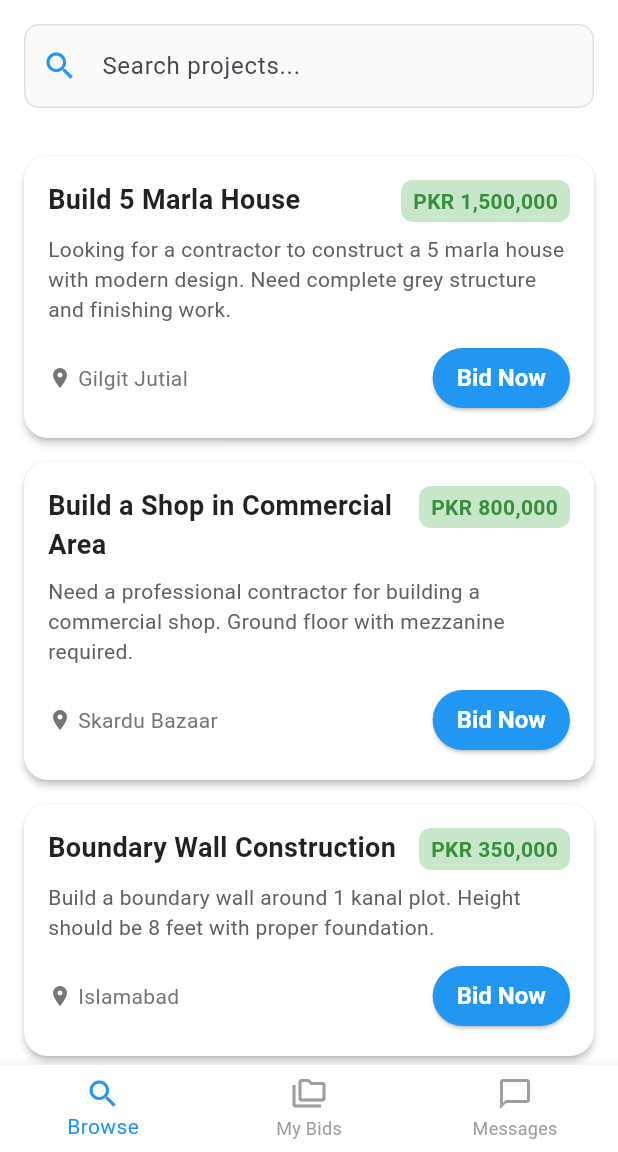
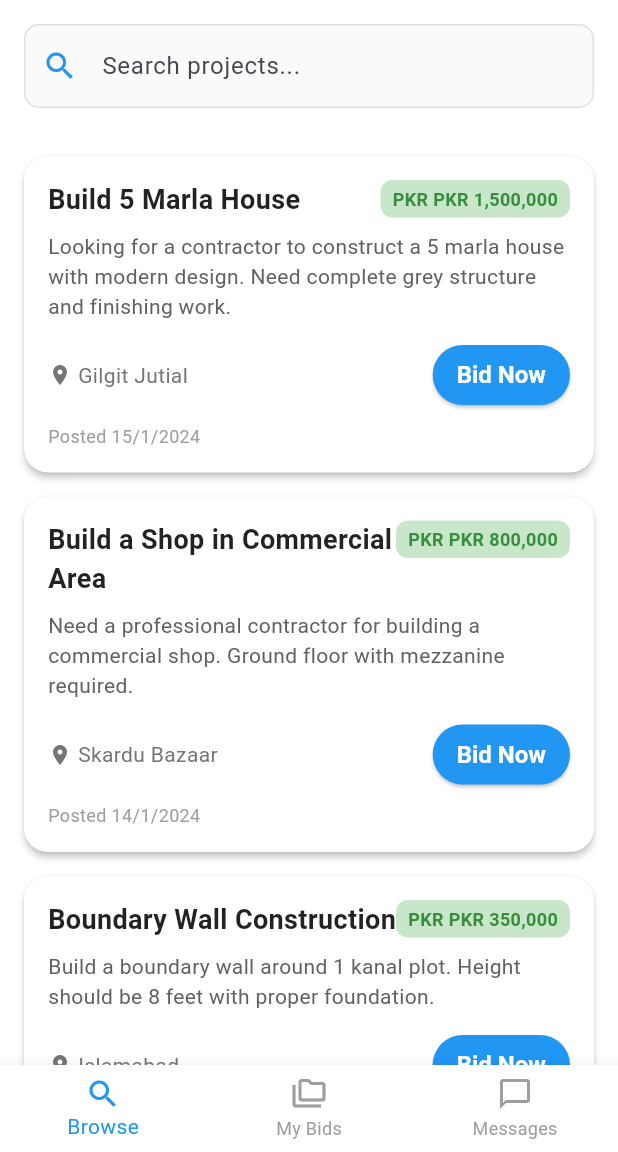
Before and after one commit to syedazfar313/my_karakoram_bids, a Flutter app: the ContractorHome screen opened directly with empty values, on a phone screen of 412 x 824 dp, the part 84-1236 px from its top. Run offline on Flutter 3.47's test engine with Material 3 defaults, Android fonts, the phone set to English and light mode, and no system bars; our stand-ins replace firebase_auth, firebase_core, image_picker; accounts and stored records are empty.

Commit message:
Update: Enhanced contractor browse projects screen

```diff
--- a/lib/screens/contractor/browse_projects.dart
+++ b/lib/screens/contractor/browse_projects.dart
@@ -1,4 +1,5 @@
 import 'package:flutter/material.dart';
+import 'dart:io';
 
 class BrowseProjectsScreen extends StatefulWidget {
   final List<Map<String, dynamic>> projects;
@@ -234,6 +235,203 @@ class _BrowseProjectsScreenState extends State<BrowseProjectsScreen> {
     );
   }
 
+  Widget _buildProjectCard(Map<String, dynamic> project) {
+    return Card(
+      margin: const EdgeInsets.only(bottom: 16),
+      shape: RoundedRectangleBorder(borderRadius: BorderRadius.circular(16)),
+      elevation: 2,
+      child: Column(
+        crossAxisAlignment: CrossAxisAlignment.start,
+        children: [
+          // Project Image (Naksha) - NEW FEATURE
+          if (project['planImage'] != null)
+            ClipRRect(
+              borderRadius: const BorderRadius.only(
+                topLeft: Radius.circular(16),
+                topRight: Radius.circular(16),
+              ),
+              child: Container(
+                height: 200,
+                width: double.infinity,
+                child: Image.file(
+                  project['planImage'] as File,
+                  fit: BoxFit.cover,
+                  errorBuilder: (context, error, stackTrace) {
+                    return Container(
+                      height: 200,
+                      color: Colors.grey[200],
+                      child: const Center(
+                        child: Column(
+                          mainAxisAlignment: MainAxisAlignment.center,
+                          children: [
+                            Icon(
+                              Icons.broken_image,
+                              size: 50,
+                              color: Colors.grey,
+                            ),
+                            SizedBox(height: 8),
+                            Text(
+                              'Image not available',
+                              style: TextStyle(
+                                color: Colors.grey,
+                                fontSize: 12,
+                              ),
+                            ),
+                          ],
+                        ),
+                      ),
+                    );
+                  },
+                ),
+              ),
+            ),
+
+          // Content
+          Padding(
+            padding: const EdgeInsets.all(16),
+            child: Column(
+              crossAxisAlignment: CrossAxisAlignment.start,
+              children: [
+                // Title and Budget
+                Row(
+                  crossAxisAlignment: CrossAxisAlignment.start,
+                  children: [
+                    Expanded(
+                      child: Text(
+                        project['title'] ?? 'Untitled Project',
+                        style: const TextStyle(
+                          fontSize: 18,
+                          fontWeight: FontWeight.bold,
+                        ),
+                      ),
+                    ),
+                    if (project['budget'] != null &&
+                        project['budget'].isNotEmpty)
+                      Container(
+                        padding: const EdgeInsets.symmetric(
+                          horizontal: 8,
+                          vertical: 4,
+                        ),
+                        decoration: BoxDecoration(
+                          color: Colors.green.shade100,
+                          borderRadius: BorderRadius.circular(8),
+                        ),
+                        child: Text(
+                          'PKR ${project['budget']}',
+                          style: TextStyle(
+                            color: Colors.green.shade700,
+                            fontWeight: FontWeight.bold,
+                            fontSize: 12,
+                          ),
+                        ),
+                      ),
+                  ],
+                ),
+
+                const SizedBox(height: 8),
+
+                // Description
+                Text(
+                  project['description'] ?? 'No description',
+                  style: TextStyle(color: Colors.grey[700], fontSize: 14),
+                  maxLines: 3,
+                  overflow: TextOverflow.ellipsis,
+                ),
+
+                const SizedBox(height: 12),
+
+                // Plan Image Indicator (if image exists) - NEW FEATURE
+                if (project['planImage'] != null)
+                  Padding(
+                    padding: const EdgeInsets.only(bottom: 8),
+                    child: Row(
+                      children: [
+                        Icon(
+                          Icons.architecture,
+                          size: 14,
+                          color: Colors.blue[600],
+                        ),
+                        const SizedBox(width: 4),
+                        Text(
+                          'Floor plan included',
+                          style: TextStyle(
+                            color: Colors.blue[600],
+                            fontSize: 12,
+                            fontWeight: FontWeight.w500,
+                          ),
+                        ),
+                      ],
+                    ),
+                  ),
+
+                // Location and Bid button
+                Row(
+                  children: [
+                    Icon(Icons.location_on, size: 16, color: Colors.grey[600]),
+                    const SizedBox(width: 4),
+                    Expanded(
+                      child: Text(
+                        project['location'] ?? 'Location not specified',
+                        style: TextStyle(color: Colors.grey[600], fontSize: 14),
+                      ),
+                    ),
+                    ElevatedButton(
+                      onPressed: () => _showBidDialog(project),
+                      style: ElevatedButton.styleFrom(
+                        backgroundColor: Colors.blue,
+                        foregroundColor: Colors.white,
+                        padding: const EdgeInsets.symmetric(
+                          horizontal: 16,
+                          vertical: 8,
+                        ),
+                        shape: RoundedRectangleBorder(
+                          borderRadius: BorderRadius.circular(20),
+                        ),
+                      ),
+                      child: const Text('Bid Now'),
+                    ),
+                  ],
+                ),
+
+                // Date posted - NEW FEATURE
+                if (project['createdAt'] != null)
+                  Padding(
+                    padding: const EdgeInsets.only(top: 8),
+                    child: Text(
+                      'Posted ${_formatDate(project['createdAt'])}',
+                      style: TextStyle(color: Colors.grey[500], fontSize: 12),
+                    ),
+                  ),
+              ],
+            ),
+          ),
+        ],
+      ),
+    );
+  }
+
+  String _formatDate(String? dateString) {
+    if (dateString == null) return 'recently';
+
+    try {
+      final date = DateTime.parse(dateString);
+      final now = DateTime.now();
+      final difference = now.difference(date);
+
+      if (difference.inDays == 0) {
+        return 'today';
+      } else if (difference.inDays == 1) {
+        return 'yesterday';
+      } else if (difference.inDays < 7) {
+        return '${difference.inDays} days ago';
+      } else {
+        return '${date.day}/${date.month}/${date.year}';
+      }
+    } catch (e) {
+      return 'recently';
+    }
+  }
+
   @override
   Widget build(BuildContext context) {
     return Column(
@@ -293,104 +491,7 @@ class _BrowseProjectsScreenState extends State<BrowseProjectsScreen> {
                     itemCount: _filteredProjects.length,
                     itemBuilder: (context, index) {
                       final project = _filteredProjects[index];
-                      return Card(
-                        margin: const EdgeInsets.only(bottom: 16),
-                        shape: RoundedRectangleBorder(
-                          borderRadius: BorderRadius.circular(16),
-                        ),
-                        elevation: 2,
-                        child: Padding(
-                          padding: const EdgeInsets.all(16),
-                          child: Column(
-                            crossAxisAlignment: CrossAxisAlignment.start,
-                            children: [
-                              // Title and Budget
-                              Row(
-                                crossAxisAlignment: CrossAxisAlignment.start,
-                                children: [
-                                  Expanded(
-                                    child: Text(
-                                      project['title'] ?? 'Untitled Project',
-                                      style: const TextStyle(
-                                        fontSize: 18,
-                                        fontWeight: FontWeight.bold,
-                                      ),
-                                    ),
-                                  ),
-                                  if (project['budget'] != null)
-                                    Container(
-                                      padding: const EdgeInsets.symmetric(
-                                        horizontal: 8,
-                                        vertical: 4,
-                                      ),
-                                      decoration: BoxDecoration(
-                                        color: Colors.green.shade100,
-                                        borderRadius: BorderRadius.circular(8),
-                                      ),
-                                      child: Text(
-                                        project['budget'],
-                                        style: TextStyle(
-                                          color: Colors.green.shade700,
-                                          fontWeight: FontWeight.bold,
-                                        ),
-                                      ),
-                                    ),
-                                ],
-                              ),
-
-                              const SizedBox(height: 8),
-
-                              // Description
-                              Text(
-                                project['description'] ?? 'No description',
-                                style: TextStyle(
-                                  color: Colors.grey[700],
-                                  fontSize: 14,
-                                ),
-                              ),
-
-                              const SizedBox(height: 12),
-
-                              // Location and Bid button
-                              Row(
-                                children: [
-                                  Icon(
-                                    Icons.location_on,
-                                    size: 16,
-                                    color: Colors.grey[600],
-                                  ),
-                                  const SizedBox(width: 4),
-                                  Expanded(
-                                    child: Text(
-                                      project['location'] ??
-                                          'Location not specified',
-                                      style: TextStyle(
-                                        color: Colors.grey[600],
-                                        fontSize: 14,
-                                      ),
-                                    ),
-                                  ),
-                                  ElevatedButton(
-                                    onPressed: () => _showBidDialog(project),
-                                    style: ElevatedButton.styleFrom(
-                                      backgroundColor: Colors.blue,
-                                      foregroundColor: Colors.white,
-                                      padding: const EdgeInsets.symmetric(
-                                        horizontal: 16,
-                                        vertical: 8,
-                                      ),
-                                      shape: RoundedRectangleBorder(
-                                        borderRadius: BorderRadius.circular(20),
-                                      ),
-                                    ),
-                                    child: const Text('Bid Now'),
-                                  ),
-                                ],
-                              ),
-                            ],
-                          ),
-                        ),
-                      );
+                      return _buildProjectCard(project);
                     },
                   ),
           ),
```
